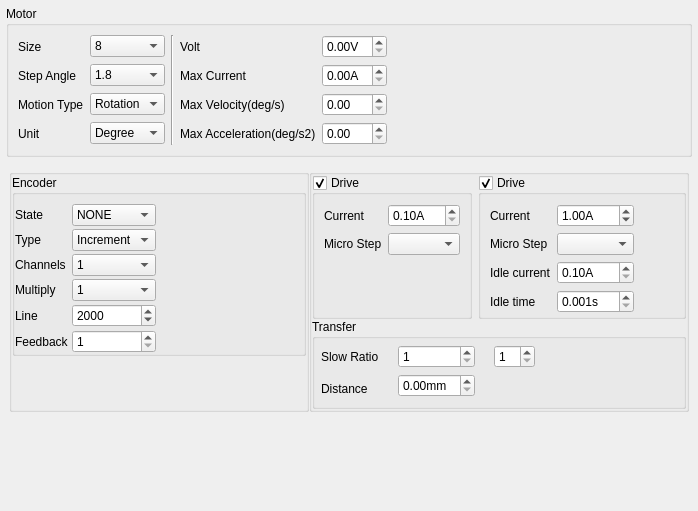
This is source/wnd/ui/mrqaxes.ui in ww4u/megarobostudio as Qt 5 draws it before an edit. The edited form follows.
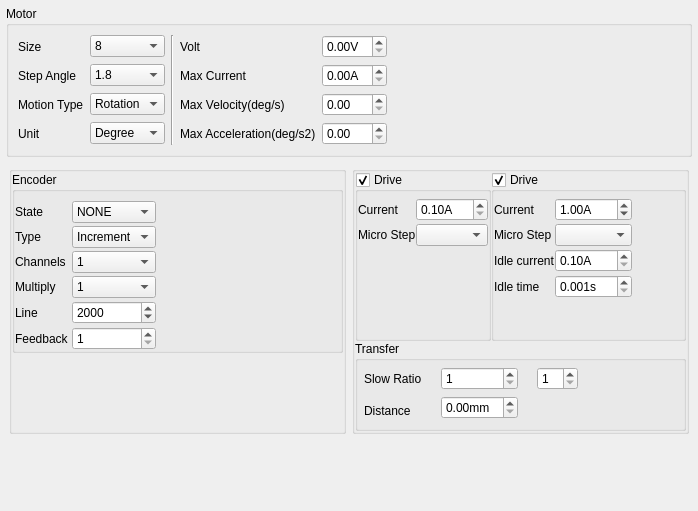
This is the edited form. Icons and pictures are not drawn. Custom widgets are drawn as their Qt base class.

```diff
--- a/source/wnd/ui/mrqaxes.ui
+++ b/source/wnd/ui/mrqaxes.ui
@@ -250,11 +250,14 @@
    </item>
    <item row="2" column="0" colspan="3">
     <layout class="QHBoxLayout" name="horizontalLayout_2">
+     <property name="spacing">
+      <number>6</number>
+     </property>
      <property name="leftMargin">
       <number>3</number>
      </property>
      <property name="topMargin">
-      <number>3</number>
+      <number>0</number>
      </property>
      <property name="rightMargin">
       <number>3</number>
@@ -521,7 +524,7 @@
         <item>
          <layout class="QHBoxLayout" name="horizontalLayout">
           <property name="spacing">
-           <number>6</number>
+           <number>0</number>
           </property>
           <item>
            <widget class="QGroupBox" name="gpSt820">
@@ -532,7 +535,22 @@
              <bool>true</bool>
             </property>
             <layout class="QGridLayout" name="gridLayout_6">
+             <property name="leftMargin">
+              <number>0</number>
+             </property>
+             <property name="topMargin">
+              <number>6</number>
+             </property>
+             <property name="rightMargin">
+              <number>0</number>
+             </property>
              <property name="bottomMargin">
+              <number>0</number>
+             </property>
+             <property name="horizontalSpacing">
+              <number>0</number>
+             </property>
+             <property name="verticalSpacing">
               <number>3</number>
              </property>
              <item row="1" column="0">
@@ -597,20 +615,23 @@
             </property>
             <layout class="QGridLayout" name="gridLayout_3">
              <property name="leftMargin">
-              <number>9</number>
+              <number>0</number>
              </property>
              <property name="topMargin">
-              <number>9</number>
+              <number>6</number>
              </property>
              <property name="rightMargin">
-              <number>9</number>
+              <number>0</number>
              </property>
              <property name="bottomMargin">
+              <number>0</number>
+             </property>
+             <property name="horizontalSpacing">
+              <number>0</number>
+             </property>
+             <property name="verticalSpacing">
               <number>3</number>
              </property>
-             <property name="spacing">
-              <number>6</number>
-             </property>
              <item row="1" column="1">
               <widget class="QDoubleSpinBox" name="dblCurrent">
                <property name="suffix">
@@ -627,19 +648,6 @@
                </property>
               </widget>
              </item>
-             <item row="9" column="0">
-              <spacer name="verticalSpacer_2">
-               <property name="orientation">
-                <enum>Qt::Vertical</enum>
-               </property>
-               <property name="sizeHint" stdset="0">
-                <size>
-                 <width>20</width>
-                 <height>0</height>
-                </size>
-               </property>
-              </spacer>
-             </item>
              <item row="7" column="0">
               <widget class="QLabel" name="label_22">
                <property name="text">
@@ -673,19 +681,31 @@
                </property>
               </widget>
              </item>
-             <item row="6" column="0">
-              <widget class="QLabel" name="label_13">
-               <property name="text">
-                <string>Micro Step</string>
+             <item row="10" column="0">
+              <spacer name="verticalSpacer_2">
+               <property name="orientation">
+                <enum>Qt::Vertical</enum>
                </property>
-              </widget>
+               <property name="sizeHint" stdset="0">
+                <size>
+                 <width>20</width>
+                 <height>0</height>
+                </size>
+               </property>
+              </spacer>
              </item>
-             <item row="1" column="0">
-              <widget class="QLabel" name="label_14">
-               <property name="text">
-                <string>Current</string>
+             <item row="1" column="2">
+              <spacer name="horizontalSpacer_2">
+               <property name="orientation">
+                <enum>Qt::Horizontal</enum>
                </property>
-              </widget>
+               <property name="sizeHint" stdset="0">
+                <size>
+                 <width>40</width>
+                 <height>20</height>
+                </size>
+               </property>
+              </spacer>
              </item>
              <item row="8" column="0">
               <widget class="QLabel" name="label_24">
@@ -694,6 +714,20 @@
                </property>
               </widget>
              </item>
+             <item row="6" column="0">
+              <widget class="QLabel" name="label_13">
+               <property name="text">
+                <string>Micro Step</string>
+               </property>
+              </widget>
+             </item>
+             <item row="1" column="0">
+              <widget class="QLabel" name="label_14">
+               <property name="text">
+                <string>Current</string>
+               </property>
+              </widget>
+             </item>
              <item row="8" column="1">
               <widget class="QDoubleSpinBox" name="spinIdleTime">
                <property name="enabled">
@@ -713,15 +747,15 @@
                </property>
               </widget>
              </item>
-             <item row="1" column="2">
-              <spacer name="horizontalSpacer_2">
+             <item row="9" column="0">
+              <spacer name="verticalSpacer_5">
                <property name="orientation">
-                <enum>Qt::Horizontal</enum>
+                <enum>Qt::Vertical</enum>
                </property>
                <property name="sizeHint" stdset="0">
                 <size>
-                 <width>40</width>
-                 <height>20</height>
+                 <width>20</width>
+                 <height>40</height>
                 </size>
                </property>
               </spacer>
@@ -821,7 +855,7 @@
               </size>
              </property>
              <property name="pixmap">
-              <pixmap>:/res/image/icon2/focus.png</pixmap>
+              <pixmap resource="../res/res.qrc">:/res/image/icon2/focus.png</pixmap>
              </property>
              <property name="scaledContents">
               <bool>true</bool>
@@ -840,7 +874,7 @@
               <string/>
              </property>
              <property name="pixmap">
-              <pixmap>:/res/image/icon2/settings_light.png</pixmap>
+              <pixmap resource="../res/res.qrc">:/res/image/icon2/settings_light.png</pixmap>
              </property>
              <property name="scaledContents">
               <bool>true</bool>
```
Left out of the diff: 4 changed lines with no effect on the pictures.
